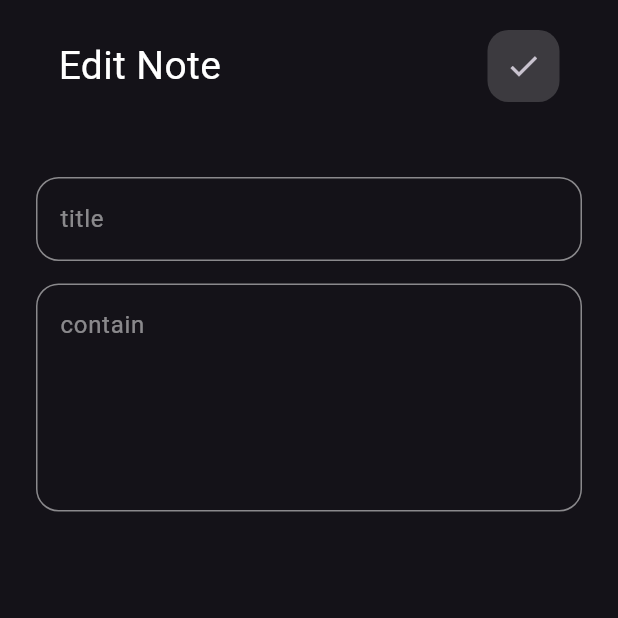
After one commit to Mahmoud4456/note-app, a Flutter app: the screen it shows after launch, after a tap on "Flutter Tips", on a phone screen of 412 x 824 dp, the top half of it. The commit adds this screen. Run offline on Flutter 3.47's test engine with Material 3 defaults, Android fonts, the phone set to English and light mode, and no system bars.

Commit message:
note edite view

```diff
--- /dev/null
+++ b/lib/views/note_edit_view.dart
@@ -0,0 +1,14 @@
+import 'package:flutter/material.dart';
+
+import '../widgets/note_edit_view_body.dart';
+
+class NoteEditView extends StatelessWidget {
+  const NoteEditView({super.key});
+
+  @override
+  Widget build(BuildContext context) {
+    return const Scaffold(
+      body: NoteEditViewBody(),
+    );
+  }
+}
--- a/lib/widgets/custom_app_bar.dart
+++ b/lib/widgets/custom_app_bar.dart
@@ -1,15 +1,17 @@
 import 'package:flutter/material.dart';
 
 class CustomAppBar extends StatelessWidget {
-  const CustomAppBar({super.key});
+  const CustomAppBar({super.key, required this.icon, required this.title});
+  final IconData icon ;
+  final String title ;
   @override
   Widget build(BuildContext context) {
     return Row(
       mainAxisAlignment: MainAxisAlignment.spaceBetween,
       children: [
-        const Text(
-          "Notes",
-          style: TextStyle(fontSize: 26, color: Colors.white),
+         Text(
+          title,
+          style: const TextStyle(fontSize: 26, color: Colors.white,),
         ),
         Container(
           decoration: BoxDecoration(
@@ -18,10 +20,7 @@ class CustomAppBar extends StatelessWidget {
           ),
           child: IconButton(
             onPressed: () {},
-            icon: const Icon(
-              Icons.search,
-              color: Colors.white,
-            ),
+            icon: Icon(icon),
           ),
         ),
       ],
--- a/lib/widgets/custom_note_list_view.dart
+++ b/lib/widgets/custom_note_list_view.dart
@@ -1,6 +1,6 @@
 import 'package:flutter/material.dart';
 
-import '../views/note_item.dart';
+import 'note_item.dart';
 
 class CustomNoteListView extends StatelessWidget {
   const CustomNoteListView({super.key});
--- a/lib/widgets/custom_text_field.dart
+++ b/lib/widgets/custom_text_field.dart
@@ -5,6 +5,14 @@ class CustomTextField extends StatelessWidget {
   const CustomTextField({required this.hintText,super.key, this.maxLine = 1,});
     final int maxLine ;
     final String hintText ;
+  OutlineInputBorder buildBorder( [Color? color]) {
+    return OutlineInputBorder(
+      borderSide:  BorderSide(
+          color: color ?? Colors.white.withOpacity(.5)
+      ),
+      borderRadius: BorderRadius.circular(15),
+    );
+  }
   @override
   Widget build(BuildContext context) {
     return TextField(
@@ -14,6 +22,7 @@ class CustomTextField extends StatelessWidget {
         enabledBorder: buildBorder(),
         focusedBorder: buildBorder(Colors.cyan) ,
         border: buildBorder(),
+
         hintText: hintText,
         hintStyle:TextStyle(
           color: Colors.white.withOpacity(.5),
@@ -21,12 +30,5 @@ class CustomTextField extends StatelessWidget {
       ),
     ) ;
   }
-  OutlineInputBorder buildBorder( [Color? color]) {
-    return OutlineInputBorder(
-      borderSide:  BorderSide(
-          color: color ?? Colors.white.withOpacity(.5)
-      ),
-      borderRadius: BorderRadius.circular(15),
-    );
-  }
+
 }
--- a/lib/widgets/home_view_body.dart
+++ b/lib/widgets/home_view_body.dart
@@ -1,6 +1,5 @@
 import 'package:flutter/material.dart';
 
-import '../views/note_item.dart';
 import 'custom_app_bar.dart';
 import 'custom_note_list_view.dart';
 
@@ -14,7 +13,7 @@ class HomeViewBody extends StatelessWidget {
         children: [
           Padding(
             padding: EdgeInsets.symmetric(horizontal: 15 ),
-            child: CustomAppBar(),
+            child: CustomAppBar(title: "Note" , icon: Icons.search,),
           ),
           SizedBox(height: 15,),
           Expanded(child: CustomNoteListView()),
--- /dev/null
+++ b/lib/widgets/note_edit_view_body.dart
@@ -0,0 +1,26 @@
+import 'package:flutter/material.dart';
+import 'package:hive_test/widgets/custom_app_bar.dart';
+import 'package:hive_test/widgets/custom_text_field.dart';
+
+class NoteEditViewBody extends StatelessWidget {
+  const NoteEditViewBody({super.key});
+
+  @override
+  Widget build(BuildContext context) {
+    return const Padding(
+      padding: EdgeInsets.symmetric(horizontal: 24 , vertical: 20),
+      child: Column(
+        children: [
+          Padding(
+            padding: EdgeInsets.symmetric(horizontal: 15 ),
+            child: CustomAppBar(title: "Edit Note", icon: Icons.check,),
+          ),
+          SizedBox(height: 50,),
+          CustomTextField(hintText: "title"),
+          SizedBox(height: 15,),
+          CustomTextField(hintText: "contain" , maxLine: 5,),
+        ],
+      ),
+    );
+  }
+}
--- /dev/null
+++ b/lib/widgets/note_item.dart
@@ -0,0 +1,72 @@
+import 'package:flutter/material.dart';
+
+
+import '../views/note_edit_view.dart';
+
+class NoteItem extends StatelessWidget {
+  const NoteItem({super.key});
+
+  @override
+  Widget build(BuildContext context) {
+    return Column(
+      children: [
+        GestureDetector(
+          onTap: (){
+            Navigator.push(context, MaterialPageRoute(builder: (context) {
+              return const NoteEditView();
+            } ),);
+          },
+          child: Container(
+            padding: const EdgeInsets.only(bottom: 24 , top: 24 , left: 24),
+            decoration: BoxDecoration(
+              borderRadius: BorderRadius.circular(16),
+              color: Colors.orange,
+            ),
+            child: Column(
+              crossAxisAlignment: CrossAxisAlignment.end,
+              children: [
+                ListTile(
+                  title: const Text(
+                    "Flutter Tips",
+                    style: TextStyle(
+                      color: Colors.black,
+                      fontSize: 30,
+                    ),
+                  ),
+                  subtitle: Padding(
+                    padding: const EdgeInsets.only(top: 18),
+                    child: Text(
+                      "Build your App with mahmoud shamrok",
+                      style: TextStyle(
+                        color: Colors.black.withOpacity(.4),
+                        fontSize: 18,
+                      ),
+                    ),
+                  ),
+                  trailing: IconButton(
+                      onPressed: () {},
+                      icon: const Icon(
+                        Icons.delete_outline_rounded,
+                        color: Colors.black,
+                        size: 30,
+                      ),
+                  ),
+                ),
+                Padding(
+                  padding: const EdgeInsets.only(right: 16,top: 16),
+                  child: Text(
+                    "oct 23 2024",
+                    style: TextStyle(
+                      fontSize: 14,
+                      color: Colors.black.withOpacity(.3),
+                    ),
+                  ),
+                ),
+              ],
+            ),
+          ),
+        ),
+      ],
+    );
+  }
+}
```
Also changed, not shown: lib/views/note_item.dart (deleted, +0 -62 lines).
